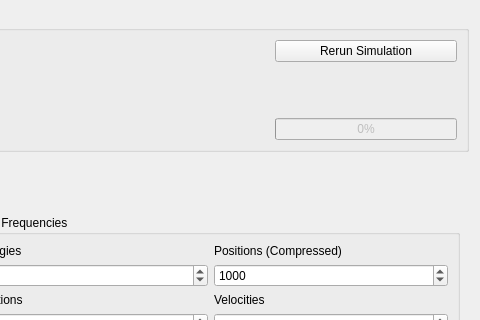
Before: the Qt Designer form ui/simulationsetupform.ui in breuerss/gromacs-ui, drawn with Qt 5; both pictures show x 562 to 1042 and y 0 to 320 of the 1042 by 861 pixel window.
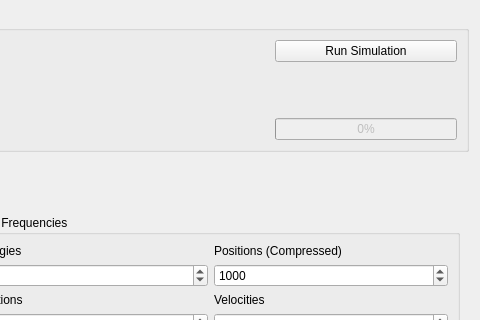
After: the same form once the commit is applied. Icons and pictures are not drawn.

Commit message: feature: relabel run button

Patch:
```diff
--- a/ui/simulationsetupform.ui
+++ b/ui/simulationsetupform.ui
@@ -100,7 +100,7 @@
            <bool>true</bool>
           </property>
           <property name="text">
-           <string>Rerun Simulation</string>
+           <string>Run Simulation</string>
           </property>
           <property name="icon">
            <iconset theme="reload">
```
The commit also changes 1 other file.
